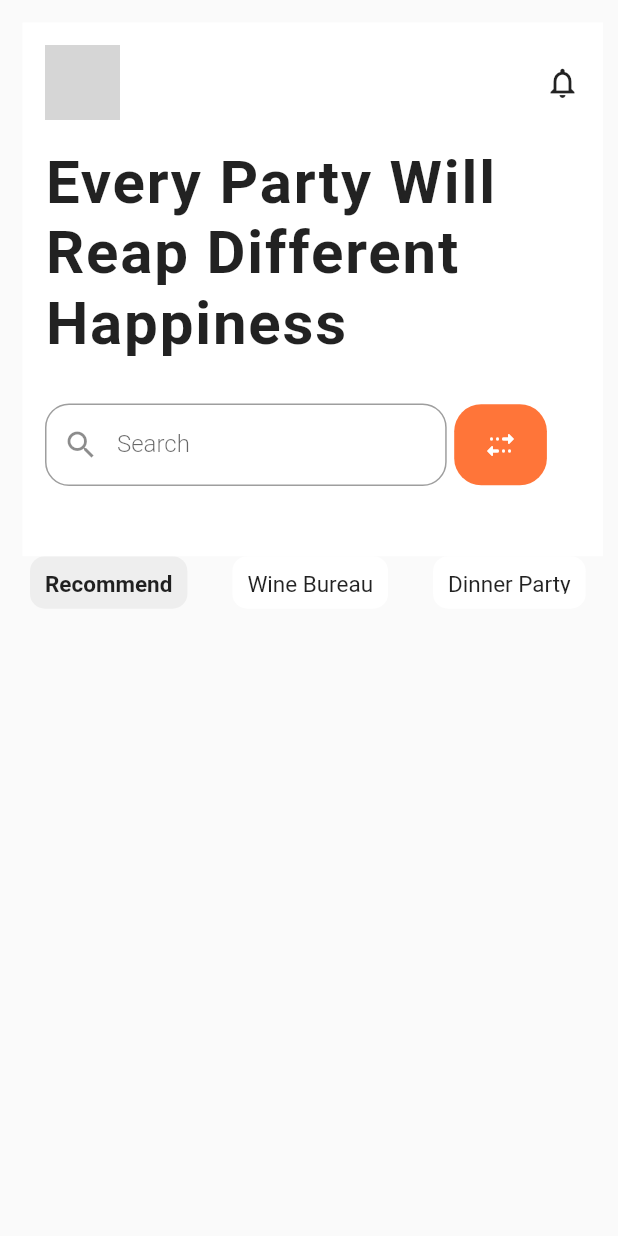
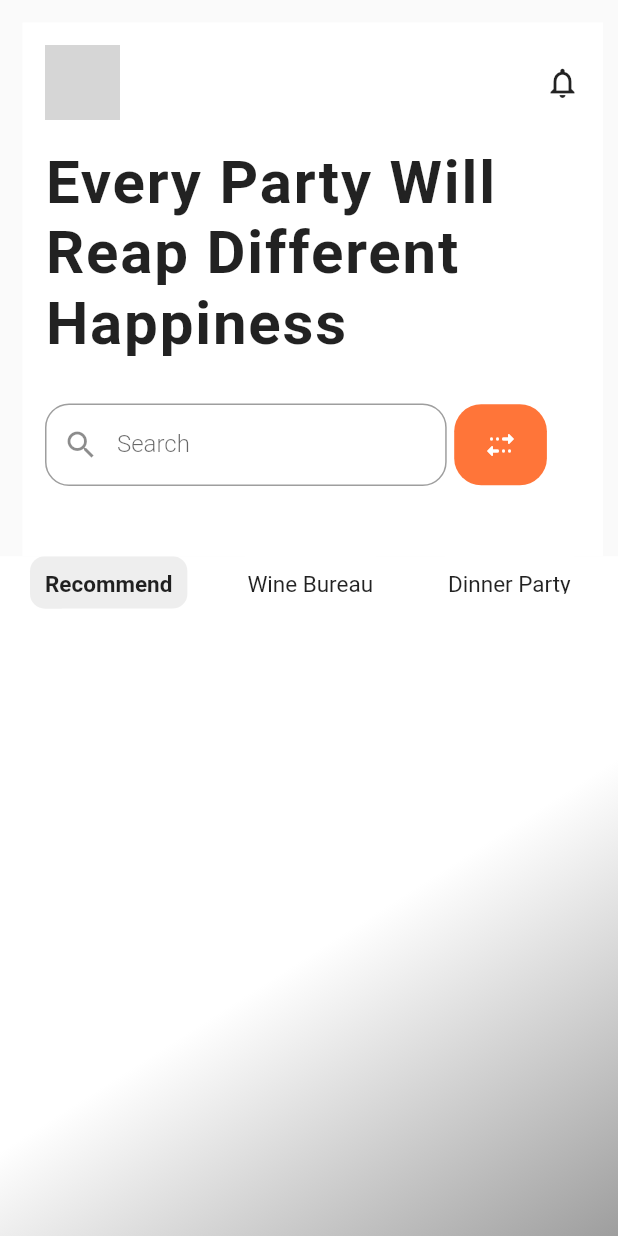
Before and after one commit to LimaNathan/event_and_party_ui, a Flutter app: the screen it shows after launch, on a phone screen of 412 x 824 dp. Run offline on Flutter 3.47's test engine with Material 2 defaults, Android fonts, the phone set to English and light mode, and no system bars; network calls fail; Roboto replaces fonts that are missing (Oswald); grey boxes are pictures that could not be loaded.

Commit message:
Concluido o header e tambem o menu de categorias

```diff
--- a/lib/main.dart
+++ b/lib/main.dart
@@ -41,7 +41,14 @@ class _MyHomePageState extends State<MyHomePage> {
     List categories = ['Recommend', 'Wine Bureau', 'Dinner Party', 'Rodizio'];
     return Scaffold(
       appBar: _bigAppBar(height, width, context),
-      body: Column(
+      body: Container(
+        decoration: const BoxDecoration(
+          gradient: LinearGradient(
+              begin: Alignment.bottomRight,
+              end: Alignment(0.3, 0.0),
+              colors: [Colors.grey, Colors.white]),
+        ),
+        child: Column(
           children: [
             SizedBox(
               height: 35,
@@ -60,7 +67,8 @@ class _MyHomePageState extends State<MyHomePage> {
                     child: Container(
                       padding: const EdgeInsets.all(10),
                       decoration: BoxDecoration(
-                      borderRadius: const BorderRadius.all(Radius.circular(10)),
+                        borderRadius:
+                            const BorderRadius.all(Radius.circular(10)),
                         color: index == selectedIndex
                             ? Colors.grey[200]
                             : Colors.white,
@@ -78,8 +86,14 @@ class _MyHomePageState extends State<MyHomePage> {
                   ),
                 ),
               ),
-          )
+            ),
+            Container(
+              color: Colors.white,
+              height: 90,
+              width: width * .8,
+            ),
           ],
+        ),
       ),
       //bottomNavigationBar: BottomNavigationBar(
 
--- a/pubspec.yaml
+++ b/pubspec.yaml
@@ -34,6 +34,7 @@ dependencies:
   # The following adds the Cupertino Icons font to your application.
   # Use with the CupertinoIcons class for iOS style icons.
   cupertino_icons: ^1.0.2
+  splashy_bottom_app_bar: ^0.1.0
 
 dev_dependencies:
   flutter_test:
```
Also changed, not shown: pubspec.lock. Lines whose indentation alone changed are shown as unchanged.
